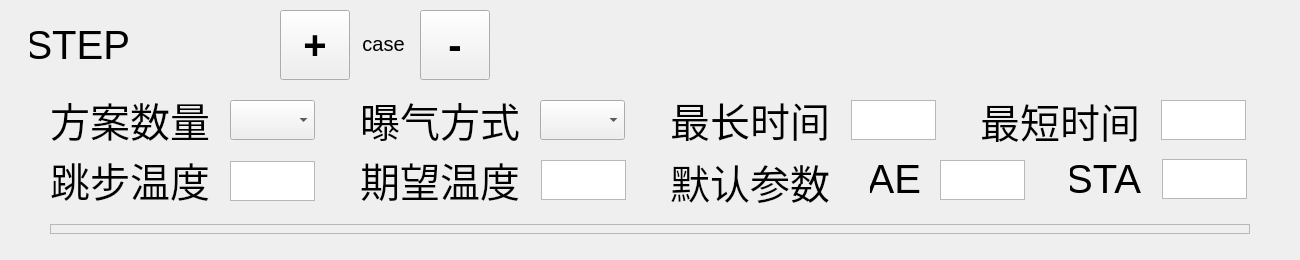
Qt form Hqsw/ferstepform.ui (hqtecheptech/MagicPill) before a commit.
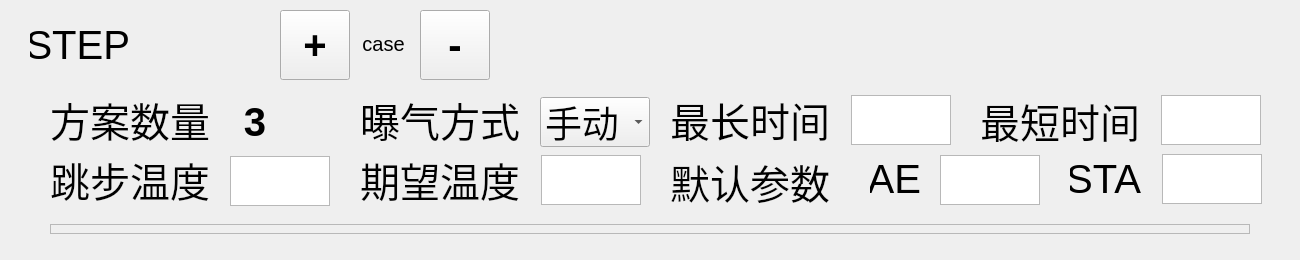
The same form after that commit.

What changed in the file:
```diff
--- a/Hqsw/ferstepform.ui
+++ b/Hqsw/ferstepform.ui
@@ -47,7 +47,7 @@
    <property name="geometry">
     <rect>
      <x>140</x>
-     <y>24</y>
+     <y>19</y>
      <width>50</width>
      <height>50</height>
     </rect>
@@ -238,83 +238,113 @@
     <number>0</number>
    </property>
   </widget>
-  <widget class="QComboBox" name="plan_num_comboBox">
-   <property name="geometry">
-    <rect>
-     <x>230</x>
-     <y>100</y>
-     <width>85</width>
-     <height>40</height>
-    </rect>
-   </property>
-   <property name="currentText">
-    <string/>
-   </property>
-   <property name="currentIndex">
-    <number>-1</number>
-   </property>
-   <property name="maxVisibleItems">
-    <number>6</number>
-   </property>
-  </widget>
-  <widget class="QComboBox" name="plan_num_comboBox_2">
+  <widget class="QComboBox" name="air_mode_comboBox">
    <property name="geometry">
     <rect>
      <x>540</x>
-     <y>100</y>
-     <width>85</width>
-     <height>40</height>
+     <y>97</y>
+     <width>110</width>
+     <height>50</height>
     </rect>
    </property>
+   <property name="font">
+    <font>
+     <pointsize>28</pointsize>
+     <weight>50</weight>
+     <bold>false</bold>
+    </font>
+   </property>
    <property name="currentText">
-    <string/>
+    <string>手动</string>
    </property>
    <property name="currentIndex">
-    <number>-1</number>
+    <number>0</number>
    </property>
    <property name="maxVisibleItems">
     <number>6</number>
    </property>
+   <item>
+    <property name="text">
+     <string>手动</string>
+    </property>
+   </item>
+   <item>
+    <property name="text">
+     <string>自动</string>
+    </property>
+   </item>
   </widget>
   <widget class="QTextEdit" name="max_time_text_edit">
    <property name="geometry">
     <rect>
      <x>851</x>
-     <y>100</y>
-     <width>85</width>
-     <height>40</height>
+     <y>95</y>
+     <width>100</width>
+     <height>50</height>
     </rect>
    </property>
+   <property name="font">
+    <font>
+     <pointsize>25</pointsize>
+    </font>
+   </property>
+   <property name="inputMethodHints">
+    <set>Qt::ImhDigitsOnly</set>
+   </property>
   </widget>
   <widget class="QTextEdit" name="min_time_text_edit">
    <property name="geometry">
     <rect>
      <x>1161</x>
-     <y>100</y>
-     <width>85</width>
-     <height>40</height>
+     <y>95</y>
+     <width>100</width>
+     <height>50</height>
     </rect>
    </property>
+   <property name="font">
+    <font>
+     <pointsize>25</pointsize>
+    </font>
+   </property>
+   <property name="inputMethodHints">
+    <set>Qt::ImhDigitsOnly</set>
+   </property>
   </widget>
   <widget class="QTextEdit" name="def_ae_text_edit">
    <property name="geometry">
     <rect>
      <x>940</x>
-     <y>160</y>
-     <width>85</width>
-     <height>40</height>
+     <y>155</y>
+     <width>100</width>
+     <height>50</height>
     </rect>
    </property>
+   <property name="font">
+    <font>
+     <pointsize>25</pointsize>
+    </font>
+   </property>
+   <property name="inputMethodHints">
+    <set>Qt::ImhDigitsOnly</set>
+   </property>
   </widget>
   <widget class="QTextEdit" name="def_sta_text_edit">
    <property name="geometry">
     <rect>
      <x>1162</x>
-     <y>159</y>
-     <width>85</width>
-     <height>40</height>
+     <y>154</y>
+     <width>100</width>
+     <height>50</height>
     </rect>
    </property>
+   <property name="font">
+    <font>
+     <pointsize>25</pointsize>
+    </font>
+   </property>
+   <property name="inputMethodHints">
+    <set>Qt::ImhDigitsOnly</set>
+   </property>
   </widget>
   <widget class="QLabel" name="label_5">
    <property name="geometry">
@@ -368,21 +398,37 @@
    <property name="geometry">
     <rect>
      <x>230</x>
-     <y>161</y>
-     <width>85</width>
-     <height>40</height>
+     <y>156</y>
+     <width>100</width>
+     <height>50</height>
     </rect>
    </property>
+   <property name="font">
+    <font>
+     <pointsize>25</pointsize>
+    </font>
+   </property>
+   <property name="inputMethodHints">
+    <set>Qt::ImhDigitsOnly</set>
+   </property>
   </widget>
   <widget class="QTextEdit" name="expect_tmp_text_edit">
    <property name="geometry">
     <rect>
      <x>541</x>
-     <y>160</y>
-     <width>85</width>
-     <height>40</height>
+     <y>155</y>
+     <width>100</width>
+     <height>50</height>
     </rect>
    </property>
+   <property name="font">
+    <font>
+     <pointsize>25</pointsize>
+    </font>
+   </property>
+   <property name="inputMethodHints">
+    <set>Qt::ImhDigitsOnly</set>
+   </property>
   </widget>
   <widget class="QFrame" name="cases_frame">
    <property name="geometry">
@@ -467,6 +513,29 @@
     <set>Qt::AlignCenter</set>
    </property>
   </widget>
+  <widget class="QLabel" name="plan_num_label">
+   <property name="geometry">
+    <rect>
+     <x>230</x>
+     <y>102</y>
+     <width>50</width>
+     <height>40</height>
+    </rect>
+   </property>
+   <property name="font">
+    <font>
+     <pointsize>30</pointsize>
+     <weight>75</weight>
+     <bold>true</bold>
+    </font>
+   </property>
+   <property name="text">
+    <string>3</string>
+   </property>
+   <property name="alignment">
+    <set>Qt::AlignCenter</set>
+   </property>
+  </widget>
  </widget>
  <resources/>
  <connections/>
```
